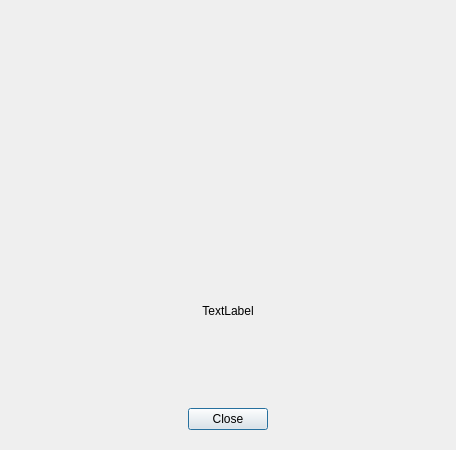
Qt form qt-ui/about.ui (subsurface/subsurface) before a commit.
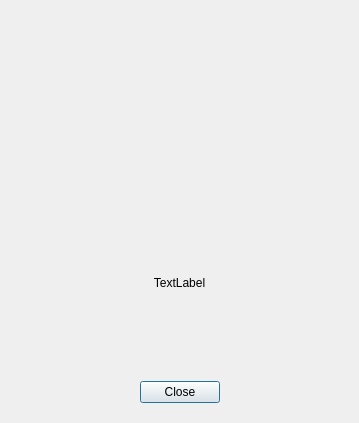
The same form after that commit. Icons and pictures are not drawn.

Commit message:
About: improve dialog layout
This modifications makes the About dialog spacing more
consitent with different font sizes. Tested on
Ubuntu 12.04 with the 'Universal Access->Text size'
settings.

What changed in the file:
```diff
--- a/qt-ui/about.ui
+++ b/qt-ui/about.ui
@@ -9,8 +9,8 @@
    <rect>
     <x>0</x>
     <y>0</y>
-    <width>456</width>
-    <height>450</height>
+    <width>359</width>
+    <height>423</height>
    </rect>
   </property>
   <property name="sizePolicy">
@@ -31,36 +31,20 @@
   </property>
   <layout class="QVBoxLayout" name="verticalLayout_2">
    <property name="spacing">
-    <number>0</number>
+    <number>20</number>
    </property>
    <property name="leftMargin">
-    <number>0</number>
+    <number>30</number>
    </property>
    <property name="topMargin">
-    <number>0</number>
+    <number>30</number>
    </property>
    <property name="rightMargin">
-    <number>0</number>
+    <number>30</number>
    </property>
    <property name="bottomMargin">
-    <number>0</number>
+    <number>20</number>
    </property>
-   <item>
-    <spacer name="verticalSpacer">
-     <property name="orientation">
-      <enum>Qt::Vertical</enum>
-     </property>
-     <property name="sizeType">
-      <enum>QSizePolicy::Fixed</enum>
-     </property>
-     <property name="sizeHint" stdset="0">
-      <size>
-       <width>20</width>
-       <height>20</height>
-      </size>
-     </property>
-    </spacer>
-   </item>
    <item>
     <widget class="QLabel" name="subsurfaceIcon">
      <property name="text">
@@ -85,6 +69,9 @@
      <property name="alignment">
       <set>Qt::AlignCenter</set>
      </property>
+     <property name="margin">
+      <number>10</number>
+     </property>
     </widget>
    </item>
    <item>
@@ -100,22 +87,6 @@
      </property>
     </widget>
    </item>
-   <item>
-    <spacer name="verticalSpacer_2">
-     <property name="orientation">
-      <enum>Qt::Vertical</enum>
-     </property>
-     <property name="sizeType">
-      <enum>QSizePolicy::Fixed</enum>
-     </property>
-     <property name="sizeHint" stdset="0">
-      <size>
-       <width>20</width>
-       <height>20</height>
-      </size>
-     </property>
-    </spacer>
-   </item>
   </layout>
  </widget>
  <resources>
```
